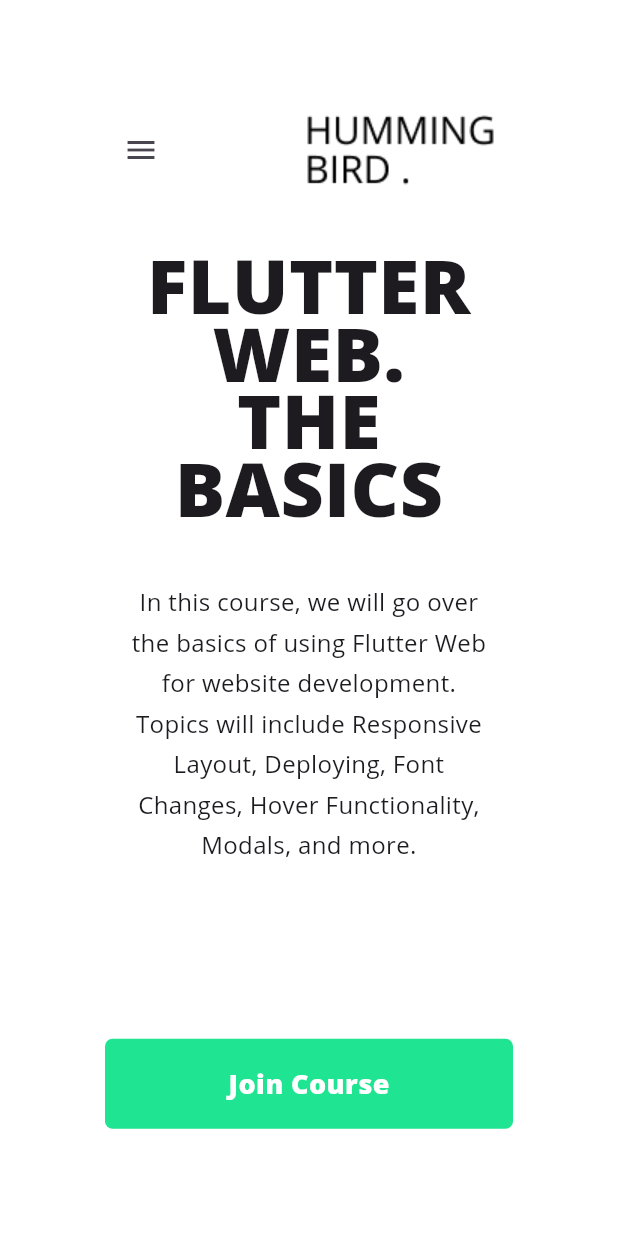
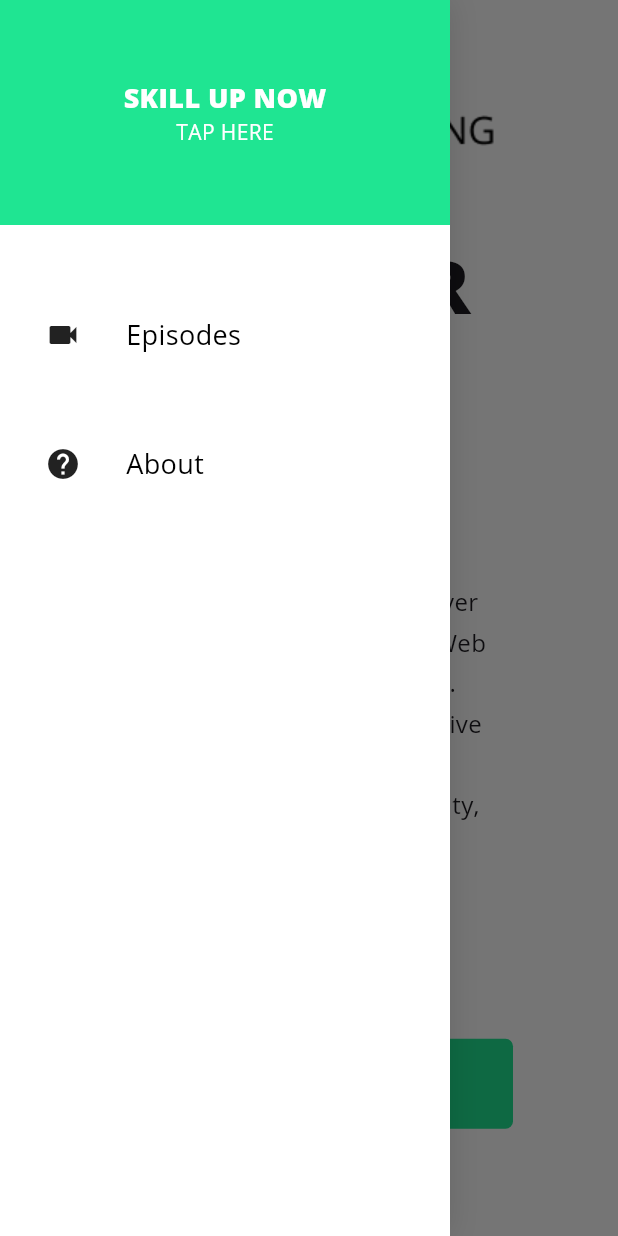
Before and after one commit to Sarathcholakkal/workouts_flutterweb_responsive, a Flutter app: the screen it shows after launch, after a tap on the "menu" icon, on a phone screen of 412 x 824 dp. Run offline on Flutter 3.47's test engine with Material 3 defaults, Android fonts, the phone set to English and light mode, and no system bars; our stand-ins replace responsive_builder.

Commit message:
drawer added

```diff
--- a/lib/views/home/home_view.dart
+++ b/lib/views/home/home_view.dart
@@ -3,6 +3,7 @@ import 'package:responsive_builder/responsive_builder.dart';
 import 'package:the_basics/views/home/home_content_desktop.dart';
 import 'package:the_basics/views/home/home_content_mobile.dart';
 import 'package:the_basics/views/widgets/centered_view/centered_view.dart';
+import 'package:the_basics/views/widgets/drawer/nav_drawer.dart';
 import 'package:the_basics/views/widgets/nav_bar/nav_bar.dart';
 
 class HomeView extends StatelessWidget {
@@ -10,7 +11,11 @@ class HomeView extends StatelessWidget {
 
   @override
   Widget build(BuildContext context) {
+    return ResponsiveBuilder(builder: (context, sizingInformation) {
       return Scaffold(
+        drawer: sizingInformation.deviceScreenType == DeviceScreenType.mobile
+            ? NavDrawer()
+            : null,
         backgroundColor: Colors.white,
         body: CenteredView(
           child: Column(
@@ -28,5 +33,6 @@ class HomeView extends StatelessWidget {
           ),
         ),
       );
+    });
   }
 }
--- /dev/null
+++ b/lib/views/widgets/drawer/nav_drawer.dart
@@ -0,0 +1,33 @@
+import 'package:flutter/material.dart';
+import 'package:the_basics/views/widgets/drawer/nav_drawer_header.dart';
+import 'package:the_basics/views/widgets/drawer/nav_drawer_item.dart';
+
+class NavDrawer extends StatelessWidget {
+  const NavDrawer({super.key});
+
+  @override
+  Widget build(BuildContext context) {
+    return Container(
+      width: 300,
+      decoration: BoxDecoration(
+        color: Colors.white,
+        boxShadow: [
+          BoxShadow(color: Colors.black12, blurRadius: 16),
+        ],
+      ),
+      child: Column(
+        children: [
+          NavDrawerHeader(),
+          NavDrawerItem(
+            title: 'Episodes',
+            icon: Icons.videocam,
+          ),
+          NavDrawerItem(
+            title: 'About',
+            icon: Icons.help,
+          ),
+        ],
+      ),
+    );
+  }
+}
--- /dev/null
+++ b/lib/views/widgets/drawer/nav_drawer_header.dart
@@ -0,0 +1,32 @@
+import 'package:flutter/material.dart';
+import 'package:the_basics/constant/app_colors.dart';
+
+class NavDrawerHeader extends StatelessWidget {
+  const NavDrawerHeader({super.key});
+
+  @override
+  Widget build(BuildContext context) {
+    return Container(
+      height: 150,
+      color: primaryColor,
+      alignment: Alignment.center,
+      child: Column(
+        mainAxisSize: MainAxisSize.min,
+        children: <Widget>[
+          Text(
+            'SKILL UP NOW',
+            style: TextStyle(
+              fontSize: 18,
+              fontWeight: FontWeight.w800,
+              color: Colors.white,
+            ),
+          ),
+          Text(
+            'TAP HERE',
+            style: TextStyle(color: Colors.white),
+          )
+        ],
+      ),
+    );
+  }
+}
--- /dev/null
+++ b/lib/views/widgets/drawer/nav_drawer_item.dart
@@ -0,0 +1,23 @@
+import 'package:flutter/material.dart';
+import 'package:the_basics/views/widgets/nav_bar/nav_bar_item.dart';
+
+class NavDrawerItem extends StatelessWidget {
+  final String title;
+  final IconData icon;
+
+  const NavDrawerItem({super.key, required this.title, required this.icon});
+
+  @override
+  Widget build(BuildContext context) {
+    return Padding(
+      padding: const EdgeInsets.only(left: 30, top: 60),
+      child: Row(
+        children: <Widget>[
+          Icon(icon),
+          SizedBox(width: 30),
+          NavBarItem(title: title),
+        ],
+      ),
+    );
+  }
+}
--- a/lib/views/widgets/nav_bar/nav_bar.dart
+++ b/lib/views/widgets/nav_bar/nav_bar.dart
@@ -1,6 +1,7 @@
 import 'package:flutter/material.dart';
 import 'package:responsive_builder/responsive_builder.dart';
 import 'package:the_basics/views/widgets/nav_bar/nav_bar_mobile.dart';
+
 import 'package:the_basics/views/widgets/nav_bar/nav_bar_tablet_desktop.dart';
 
 class NavBar extends StatelessWidget {
--- a/lib/views/widgets/nav_bar/nav_bar_mobile.dart
+++ b/lib/views/widgets/nav_bar/nav_bar_mobile.dart
@@ -1,4 +1,5 @@
 import 'package:flutter/material.dart';
+import 'package:the_basics/views/widgets/drawer/nav_drawer.dart';
 import 'package:the_basics/views/widgets/nav_bar/nav_bar_logo.dart';
 
 class NavBarMobile extends StatelessWidget {
@@ -14,7 +15,9 @@ class NavBarMobile extends StatelessWidget {
         children: <Widget>[
           IconButton(
             icon: Icon(Icons.menu),
-            onPressed: () {},
+            onPressed: () {
+              Scaffold.of(context).openDrawer();
+            },
           ),
           NavBarLogo()
         ],
```
Lines whose indentation alone changed are shown as unchanged.
